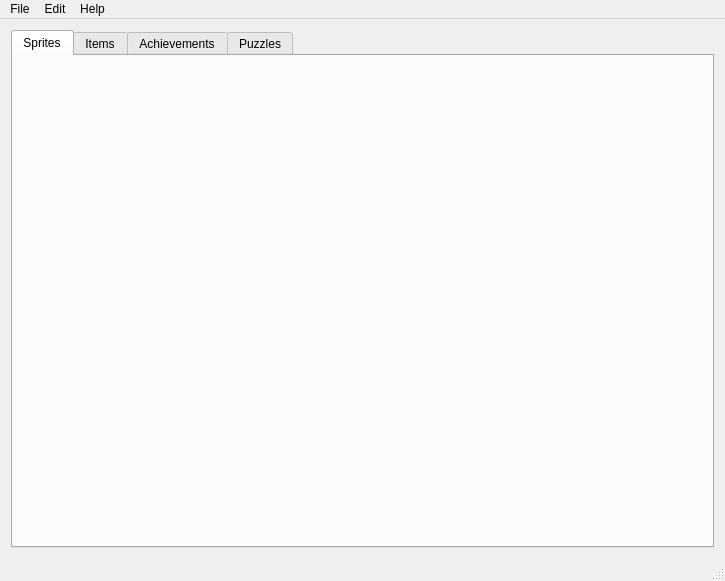
First picture: the form in mainwindow.ui, repository particlequest/BrowserQuest-Editor, before the edit.
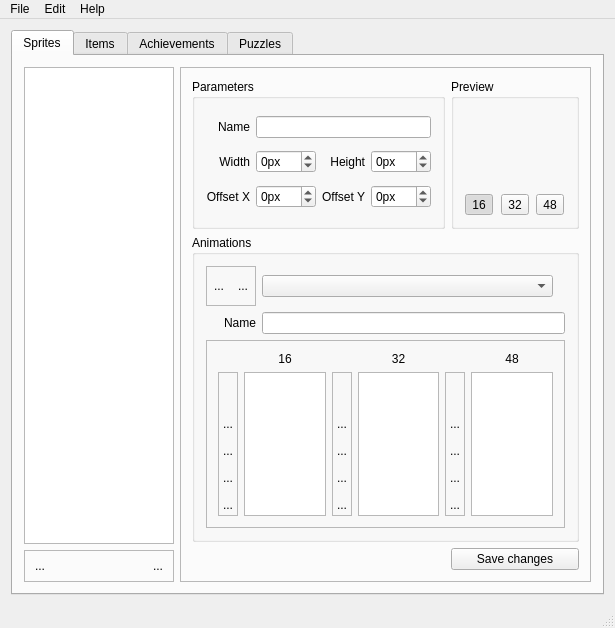
Second picture: the form after the edit. Icons and pictures are not drawn.

Commit message: SpriteTab designed.

Patch:
```diff
--- a/mainwindow.ui
+++ b/mainwindow.ui
@@ -6,8 +6,8 @@
    <rect>
     <x>0</x>
     <y>0</y>
-    <width>725</width>
-    <height>581</height>
+    <width>603</width>
+    <height>628</height>
    </rect>
   </property>
   <property name="windowTitle">
@@ -24,6 +24,884 @@
        <attribute name="title">
         <string>Sprites</string>
        </attribute>
+       <layout class="QGridLayout" name="gridLayout_2">
+        <item row="1" column="0">
+         <widget class="QFrame" name="sprites_sprite_list_tool_buttons_frame">
+          <property name="sizePolicy">
+           <sizepolicy hsizetype="Minimum" vsizetype="Minimum">
+            <horstretch>0</horstretch>
+            <verstretch>0</verstretch>
+           </sizepolicy>
+          </property>
+          <property name="minimumSize">
+           <size>
+            <width>0</width>
+            <height>25</height>
+           </size>
+          </property>
+          <property name="maximumSize">
+           <size>
+            <width>150</width>
+            <height>16777215</height>
+           </size>
+          </property>
+          <property name="frameShape">
+           <enum>QFrame::StyledPanel</enum>
+          </property>
+          <property name="frameShadow">
+           <enum>QFrame::Raised</enum>
+          </property>
+          <layout class="QHBoxLayout" name="horizontalLayout">
+           <property name="leftMargin">
+            <number>0</number>
+           </property>
+           <property name="topMargin">
+            <number>0</number>
+           </property>
+           <property name="rightMargin">
+            <number>0</number>
+           </property>
+           <property name="bottomMargin">
+            <number>0</number>
+           </property>
+           <item>
+            <widget class="QToolButton" name="sprites_add_sprite_button">
+             <property name="minimumSize">
+              <size>
+               <width>30</width>
+               <height>30</height>
+              </size>
+             </property>
+             <property name="text">
+              <string>...</string>
+             </property>
+             <property name="icon">
+              <iconset resource="resources.qrc">
+               <normaloff>:/icons/img/icons/add.png</normaloff>:/icons/img/icons/add.png</iconset>
+             </property>
+             <property name="iconSize">
+              <size>
+               <width>16</width>
+               <height>16</height>
+              </size>
+             </property>
+             <property name="autoRaise">
+              <bool>true</bool>
+             </property>
+            </widget>
+           </item>
+           <item>
+            <spacer name="sprites_tool_buttons_spacer">
+             <property name="orientation">
+              <enum>Qt::Horizontal</enum>
+             </property>
+             <property name="sizeHint" stdset="0">
+              <size>
+               <width>40</width>
+               <height>20</height>
+              </size>
+             </property>
+            </spacer>
+           </item>
+           <item>
+            <widget class="QToolButton" name="sprites_delete_sprite_button">
+             <property name="minimumSize">
+              <size>
+               <width>30</width>
+               <height>30</height>
+              </size>
+             </property>
+             <property name="text">
+              <string>...</string>
+             </property>
+             <property name="icon">
+              <iconset resource="resources.qrc">
+               <normaloff>:/icons/img/icons/remove.png</normaloff>:/icons/img/icons/remove.png</iconset>
+             </property>
+             <property name="autoRaise">
+              <bool>true</bool>
+             </property>
+            </widget>
+           </item>
+          </layout>
+         </widget>
+        </item>
+        <item row="0" column="0">
+         <widget class="QListWidget" name="sprites_list_view">
+          <property name="sizePolicy">
+           <sizepolicy hsizetype="Fixed" vsizetype="Expanding">
+            <horstretch>0</horstretch>
+            <verstretch>0</verstretch>
+           </sizepolicy>
+          </property>
+          <property name="maximumSize">
+           <size>
+            <width>150</width>
+            <height>16777215</height>
+           </size>
+          </property>
+         </widget>
+        </item>
+        <item row="0" column="1" rowspan="2">
+         <widget class="QFrame" name="sprites_form_frame">
+          <property name="sizePolicy">
+           <sizepolicy hsizetype="Expanding" vsizetype="Expanding">
+            <horstretch>0</horstretch>
+            <verstretch>0</verstretch>
+           </sizepolicy>
+          </property>
+          <property name="frameShape">
+           <enum>QFrame::StyledPanel</enum>
+          </property>
+          <property name="frameShadow">
+           <enum>QFrame::Raised</enum>
+          </property>
+          <layout class="QGridLayout" name="gridLayout_3">
+           <item row="0" column="0">
+            <widget class="QGroupBox" name="sprites_parameters_groupBox">
+             <property name="sizePolicy">
+              <sizepolicy hsizetype="Preferred" vsizetype="Preferred">
+               <horstretch>0</horstretch>
+               <verstretch>0</verstretch>
+              </sizepolicy>
+             </property>
+             <property name="title">
+              <string>Parameters</string>
+             </property>
+             <layout class="QGridLayout" name="gridLayout_6">
+              <item row="3" column="0">
+               <widget class="QLabel" name="sprites_offsetx_label">
+                <property name="sizePolicy">
+                 <sizepolicy hsizetype="Preferred" vsizetype="Preferred">
+                  <horstretch>0</horstretch>
+                  <verstretch>0</verstretch>
+                 </sizepolicy>
+                </property>
+                <property name="text">
+                 <string>Offset X</string>
+                </property>
+                <property name="alignment">
+                 <set>Qt::AlignRight|Qt::AlignTrailing|Qt::AlignVCenter</set>
+                </property>
+               </widget>
+              </item>
+              <item row="3" column="1">
+               <widget class="QSpinBox" name="sprites_offsetx_spinbox">
+                <property name="maximumSize">
+                 <size>
+                  <width>60</width>
+                  <height>16777215</height>
+                 </size>
+                </property>
+                <property name="suffix">
+                 <string>px</string>
+                </property>
+                <property name="minimum">
+                 <number>-9999</number>
+                </property>
+                <property name="maximum">
+                 <number>9999</number>
+                </property>
+               </widget>
+              </item>
+              <item row="1" column="1">
+               <widget class="QSpinBox" name="sprites_width_spinBox">
+                <property name="maximumSize">
+                 <size>
+                  <width>60</width>
+                  <height>16777215</height>
+                 </size>
+                </property>
+                <property name="suffix">
+                 <string>px</string>
+                </property>
+                <property name="minimum">
+                 <number>-9999</number>
+                </property>
+                <property name="maximum">
+                 <number>9999</number>
+                </property>
+               </widget>
+              </item>
+              <item row="1" column="2">
+               <widget class="QLabel" name="sprites_height_label">
+                <property name="sizePolicy">
+                 <sizepolicy hsizetype="Preferred" vsizetype="Preferred">
+                  <horstretch>0</horstretch>
+                  <verstretch>0</verstretch>
+                 </sizepolicy>
+                </property>
+                <property name="text">
+                 <string>Height</string>
+                </property>
+                <property name="alignment">
+                 <set>Qt::AlignRight|Qt::AlignTrailing|Qt::AlignVCenter</set>
+                </property>
+               </widget>
+              </item>
+              <item row="1" column="0">
+               <widget class="QLabel" name="sprites_width_label">
+                <property name="sizePolicy">
+                 <sizepolicy hsizetype="Preferred" vsizetype="Preferred">
+                  <horstretch>0</horstretch>
+                  <verstretch>0</verstretch>
+                 </sizepolicy>
+                </property>
+                <property name="text">
+                 <string>Width</string>
+                </property>
+                <property name="alignment">
+                 <set>Qt::AlignRight|Qt::AlignTrailing|Qt::AlignVCenter</set>
+                </property>
+               </widget>
+              </item>
+              <item row="0" column="0">
+               <widget class="QLabel" name="sprites_name_label">
+                <property name="sizePolicy">
+                 <sizepolicy hsizetype="Preferred" vsizetype="Preferred">
+                  <horstretch>0</horstretch>
+                  <verstretch>0</verstretch>
+                 </sizepolicy>
+                </property>
+                <property name="text">
+                 <string>Name</string>
+                </property>
+                <property name="alignment">
+                 <set>Qt::AlignRight|Qt::AlignTrailing|Qt::AlignVCenter</set>
+                </property>
+               </widget>
+              </item>
+              <item row="1" column="3">
+               <widget class="QSpinBox" name="sprites_height_spinBox">
+                <property name="maximumSize">
+                 <size>
+                  <width>60</width>
+                  <height>16777215</height>
+                 </size>
+                </property>
+                <property name="suffix">
+                 <string>px</string>
+                </property>
+                <property name="minimum">
+                 <number>-9999</number>
+                </property>
+                <property name="maximum">
+                 <number>9999</number>
+                </property>
+               </widget>
+              </item>
+              <item row="0" column="1" colspan="3">
+               <widget class="QLineEdit" name="sprites_name_textLine">
+                <property name="minimumSize">
+                 <size>
+                  <width>60</width>
+                  <height>0</height>
+                 </size>
+                </property>
+               </widget>
+              </item>
+              <item row="3" column="2">
+               <widget class="QLabel" name="sprites_offsety_label">
+                <property name="sizePolicy">
+                 <sizepolicy hsizetype="Preferred" vsizetype="Preferred">
+                  <horstretch>0</horstretch>
+                  <verstretch>0</verstretch>
+                 </sizepolicy>
+                </property>
+                <property name="text">
+                 <string>Offset Y</string>
+                </property>
+                <property name="alignment">
+                 <set>Qt::AlignRight|Qt::AlignTrailing|Qt::AlignVCenter</set>
+                </property>
+               </widget>
+              </item>
+              <item row="3" column="3">
+               <widget class="QSpinBox" name="sprites_offsety_spinBox">
+                <property name="maximumSize">
+                 <size>
+                  <width>60</width>
+                  <height>16777215</height>
+                 </size>
+                </property>
+                <property name="suffix">
+                 <string>px</string>
+                </property>
+                <property name="minimum">
+                 <number>-9999</number>
+                </property>
+                <property name="maximum">
+                 <number>9999</number>
+                </property>
+               </widget>
+              </item>
+             </layout>
+            </widget>
+           </item>
+           <item row="1" column="0" colspan="2">
+            <widget class="QGroupBox" name="sprites_animations_groupBox">
+             <property name="sizePolicy">
+              <sizepolicy hsizetype="Preferred" vsizetype="Expanding">
+               <horstretch>0</horstretch>
+               <verstretch>0</verstretch>
+              </sizepolicy>
+             </property>
+             <property name="title">
+              <string>Animations</string>
+             </property>
+             <layout class="QGridLayout" name="gridLayout_5">
+              <item row="1" column="1" colspan="3">
+               <widget class="QLineEdit" name="sprites_animation_name_lineEdit"/>
+              </item>
+              <item row="1" column="0">
+               <widget class="QLabel" name="sprites_animation_name_label">
+                <property name="text">
+                 <string>Name</string>
+                </property>
+                <property name="alignment">
+                 <set>Qt::AlignRight|Qt::AlignTrailing|Qt::AlignVCenter</set>
+                </property>
+               </widget>
+              </item>
+              <item row="2" column="0" colspan="4">
+               <widget class="QFrame" name="sprites_animation_images_frame">
+                <property name="frameShape">
+                 <enum>QFrame::StyledPanel</enum>
+                </property>
+                <property name="frameShadow">
+                 <enum>QFrame::Raised</enum>
+                </property>
+                <layout class="QGridLayout" name="gridLayout_7">
+                 <item row="0" column="3">
+                  <widget class="QLabel" name="sprites_animation_images_32_label">
+                   <property name="text">
+                    <string>32</string>
+                   </property>
+                   <property name="alignment">
+                    <set>Qt::AlignCenter</set>
+                   </property>
+                  </widget>
+                 </item>
+                 <item row="1" column="1">
+                  <widget class="QListWidget" name="sprites_animation_images_16_listView"/>
+                 </item>
+                 <item row="0" column="1">
+                  <widget class="QLabel" name="sprites_animation_images_16_label">
+                   <property name="text">
+                    <string>16</string>
+                   </property>
+                   <property name="alignment">
+                    <set>Qt::AlignCenter</set>
+                   </property>
+                  </widget>
+                 </item>
+                 <item row="1" column="3">
+                  <widget class="QListWidget" name="sprites_animation_images_32_listView"/>
+                 </item>
+                 <item row="0" column="5">
+                  <widget class="QLabel" name="sprites_animation_images_48_label">
+                   <property name="text">
+                    <string>48</string>
+                   </property>
+                   <property name="alignment">
+                    <set>Qt::AlignCenter</set>
+                   </property>
+                  </widget>
+                 </item>
+                 <item row="1" column="5">
+                  <widget class="QListWidget" name="sprites_animation_images_48_listView"/>
+                 </item>
+                 <item row="1" column="0">
+                  <widget class="QFrame" name="sprites_animation_images_16_controls_frame">
+                   <property name="minimumSize">
+                    <size>
+                     <width>20</width>
+                     <height>0</height>
+                    </size>
+                   </property>
+                   <property name="frameShape">
+                    <enum>QFrame::StyledPanel</enum>
+                   </property>
+                   <property name="frameShadow">
+                    <enum>QFrame::Raised</enum>
+                   </property>
+                   <layout class="QVBoxLayout" name="verticalLayout">
+                    <property name="spacing">
+                     <number>6</number>
+                    </property>
+                    <property name="leftMargin">
+                     <number>0</number>
+                    </property>
+                    <property name="topMargin">
+                     <number>0</number>
+                    </property>
+                    <property name="rightMargin">
+                     <number>0</number>
+                    </property>
+                    <property name="bottomMargin">
+                     <number>0</number>
+                    </property>
+                    <item>
+                     <spacer name="sprites_animation_images_16_controls_spacer">
+                      <property name="orientation">
+                       <enum>Qt::Vertical</enum>
+                      </property>
+                      <property name="sizeHint" stdset="0">
+                       <size>
+                        <width>20</width>
+                        <height>40</height>
+                       </size>
+                      </property>
+                     </spacer>
+                    </item>
+                    <item>
+                     <widget class="QToolButton" name="sprites_animation_images_16_up_button">
+                      <property name="text">
+                       <string>...</string>
+                      </property>
+                      <property name="icon">
+                       <iconset resource="resources.qrc">
+                        <normaloff>:/icons/img/icons/up.png</normaloff>:/icons/img/icons/up.png</iconset>
+                      </property>
+                      <property name="autoRaise">
+                       <bool>true</bool>
+                      </property>
+                     </widget>
+                    </item>
+                    <item>
+                     <widget class="QToolButton" name="sprites_animation_images_16_down_button">
+                      <property name="text">
+                       <string>...</string>
+                      </property>
+                      <property name="icon">
+                       <iconset resource="resources.qrc">
+                        <normaloff>:/icons/img/icons/down.png</normaloff>:/icons/img/icons/down.png</iconset>
+                      </property>
+                      <property name="autoRaise">
+                       <bool>true</bool>
+                      </property>
+                     </widget>
+                    </item>
+                    <item>
+                     <widget class="QToolButton" name="sprites_animation_images_16_open_button">
+                      <property name="text">
+                       <string>...</string>
+                      </property>
+                      <property name="icon">
+                       <iconset resource="resources.qrc">
+                        <normaloff>:/icons/img/icons/open-folder.png</normaloff>:/icons/img/icons/open-folder.png</iconset>
+                      </property>
+                      <property name="autoRaise">
+                       <bool>true</bool>
+                      </property>
+                     </widget>
+                    </item>
+                    <item>
+                     <widget class="QToolButton" name="sprites_animation_images_16_remove_button">
+                      <property name="text">
+                       <string>...</string>
+                      </property>
+                      <property name="icon">
+                       <iconset resource="resources.qrc">
+                        <normaloff>:/icons/img/icons/remove.png</normaloff>:/icons/img/icons/remove.png</iconset>
+                      </property>
+                      <property name="autoRaise">
+                       <bool>true</bool>
+                      </property>
+                     </widget>
+                    </item>
+                   </layout>
+                  </widget>
+                 </item>
+                 <item row="1" column="2">
+                  <widget class="QFrame" name="sprites_animation_images_16_controls_frame_2">
+                   <property name="minimumSize">
+                    <size>
+                     <width>20</width>
+                     <height>0</height>
+                    </size>
+                   </property>
+                   <property name="frameShape">
+                    <enum>QFrame::StyledPanel</enum>
+                   </property>
+                   <property name="frameShadow">
+                    <enum>QFrame::Raised</enum>
+                   </property>
+                   <layout class="QVBoxLayout" name="verticalLayout_2">
+                    <property name="spacing">
+                     <number>6</number>
+                    </property>
+                    <property name="leftMargin">
+                     <number>0</number>
+                    </property>
+                    <property name="topMargin">
+                     <number>0</number>
+                    </property>
+                    <property name="rightMargin">
+                     <number>0</number>
+                    </property>
+                    <property name="bottomMargin">
+                     <number>0</number>
+                    </property>
+                    <item>
+                     <spacer name="sprites_animation_images_32_controls_spacer">
+                      <property name="orientation">
+                       <enum>Qt::Vertical</enum>
+                      </property>
+                      <property name="sizeHint" stdset="0">
+                       <size>
+                        <width>20</width>
+                        <height>40</height>
+                       </size>
+                      </property>
+                     </spacer>
+                    </item>
+                    <item>
+                     <widget class="QToolButton" name="sprites_animation_images_32_up_button">
+                      <property name="text">
+                       <string>...</string>
+                      </property>
+                      <property name="icon">
+                       <iconset resource="resources.qrc">
+                        <normaloff>:/icons/img/icons/up.png</normaloff>:/icons/img/icons/up.png</iconset>
+                      </property>
+                      <property name="autoRaise">
+                       <bool>true</bool>
+                      </property>
+                     </widget>
+                    </item>
+                    <item>
+                     <widget class="QToolButton" name="sprites_animation_images_32_down_button">
+                      <property name="text">
+                       <string>...</string>
+                      </property>
+                      <property name="icon">
+                       <iconset resource="resources.qrc">
+                        <normaloff>:/icons/img/icons/down.png</normaloff>:/icons/img/icons/down.png</iconset>
+                      </property>
+                      <property name="autoRaise">
+                       <bool>true</bool>
+                      </property>
+                     </widget>
+                    </item>
+                    <item>
+                     <widget class="QToolButton" name="sprites_animation_images_32_open_button">
+                      <property name="text">
+                       <string>...</string>
+                      </property>
+                      <property name="icon">
+                       <iconset resource="resources.qrc">
+                        <normaloff>:/icons/img/icons/open-folder.png</normaloff>:/icons/img/icons/open-folder.png</iconset>
+                      </property>
+                      <property name="autoRaise">
+                       <bool>true</bool>
+                      </property>
+                     </widget>
+                    </item>
+                    <item>
+                     <widget class="QToolButton" name="sprites_animation_images_32_remove_button">
+                      <property name="text">
+                       <string>...</string>
+                      </property>
+                      <property name="icon">
+                       <iconset resource="resources.qrc">
+                        <normaloff>:/icons/img/icons/remove.png</normaloff>:/icons/img/icons/remove.png</iconset>
+                      </property>
+                      <property name="autoRaise">
+                       <bool>true</bool>
+                      </property>
+                     </widget>
+                    </item>
+                   </layout>
+                  </widget>
+                 </item>
+                 <item row="1" column="4">
+                  <widget class="QFrame" name="sprites_animation_images_16_controls_frame_3">
+                   <property name="minimumSize">
+                    <size>
+                     <width>20</width>
+                     <height>0</height>
+                    </size>
+                   </property>
+                   <property name="frameShape">
+                    <enum>QFrame::StyledPanel</enum>
+                   </property>
+                   <property name="frameShadow">
+                    <enum>QFrame::Raised</enum>
+                   </property>
+                   <layout class="QVBoxLayout" name="verticalLayout_3">
+                    <property name="spacing">
+                     <number>6</number>
+                    </property>
+                    <property name="leftMargin">
+                     <number>0</number>
+                    </property>
+                    <property name="topMargin">
+                     <number>0</number>
+                    </property>
+                    <property name="rightMargin">
+                     <number>0</number>
+                    </property>
+                    <property name="bottomMargin">
+                     <number>0</number>
+                    </property>
+                    <item>
+                     <spacer name="sprites_animation_images_48_controls_spacer">
+                      <property name="orientation">
+                       <enum>Qt::Vertical</enum>
+                      </property>
+                      <property name="sizeHint" stdset="0">
+                       <size>
+                        <width>20</width>
+                        <height>40</height>
+                       </size>
+                      </property>
+                     </spacer>
+                    </item>
+                    <item>
+                     <widget class="QToolButton" name="sprites_animation_images_48_up_button">
+                      <property name="text">
+                       <string>...</string>
+                      </property>
+                      <property name="icon">
+                       <iconset resource="resources.qrc">
+                        <normaloff>:/icons/img/icons/up.png</normaloff>:/icons/img/icons/up.png</iconset>
+                      </property>
+                      <property name="autoRaise">
+                       <bool>true</bool>
+                      </property>
+                     </widget>
+                    </item>
+                    <item>
+                     <widget class="QToolButton" name="sprites_animation_images_48_down_button">
+                      <property name="text">
+                       <string>...</string>
+                      </property>
+                      <property name="icon">
+                       <iconset resource="resources.qrc">
+                        <normaloff>:/icons/img/icons/down.png</normaloff>:/icons/img/icons/down.png</iconset>
+                      </property>
+                      <property name="autoRaise">
+                       <bool>true</bool>
+                      </property>
+                     </widget>
+                    </item>
+                    <item>
+                     <widget class="QToolButton" name="sprites_animation_images_48_open_button">
+                      <property name="text">
+                       <string>...</string>
+                      </property>
+                      <property name="icon">
+                       <iconset resource="resources.qrc">
+                        <normaloff>:/icons/img/icons/open-folder.png</normaloff>:/icons/img/icons/open-folder.png</iconset>
+                      </property>
+                      <property name="autoRaise">
+                       <bool>true</bool>
+                      </property>
+                     </widget>
+                    </item>
+                    <item>
+                     <widget class="QToolButton" name="sprites_animation_images_48_remove_button">
+                      <property name="text">
+                       <string>...</string>
+                      </property>
+                      <property name="icon">
+                       <iconset resource="resources.qrc">
+                        <normaloff>:/icons/img/icons/remove.png</normaloff>:/icons/img/icons/remove.png</iconset>
+                      </property>
+                      <property name="autoRaise">
+                       <bool>true</bool>
+                      </property>
+                     </widget>
+                    </item>
+                   </layout>
+                  </widget>
+                 </item>
+                </layout>
+               </widget>
+              </item>
+              <item row="0" column="0">
+               <widget class="QFrame" name="sprites_animation_buttons_frame">
+                <property name="sizePolicy">
+                 <sizepolicy hsizetype="Preferred" vsizetype="Fixed">
+                  <horstretch>0</horstretch>
+                  <verstretch>0</verstretch>
+                 </sizepolicy>
+                </property>
+                <property name="minimumSize">
+                 <size>
+                  <width>0</width>
+                  <height>40</height>
+                 </size>
+                </property>
+                <property name="frameShape">
+                 <enum>QFrame::StyledPanel</enum>
+                </property>
+                <property name="frameShadow">
+                 <enum>QFrame::Raised</enum>
+                </property>
+                <layout class="QHBoxLayout" name="horizontalLayout_2">
+                 <property name="spacing">
+                  <number>0</number>
+                 </property>
+                 <property name="leftMargin">
+                  <number>0</number>
+                 </property>
+                 <property name="topMargin">
+                  <number>0</number>
+                 </property>
+                 <property name="rightMargin">
+                  <number>0</number>
+                 </property>
+                 <property name="bottomMargin">
+                  <number>0</number>
+                 </property>
+                 <item>
+                  <widget class="QToolButton" name="sprites_animation_add_button">
+                   <property name="text">
+                    <string>...</string>
+                   </property>
+                   <property name="icon">
+                    <iconset resource="resources.qrc">
+                     <normaloff>:/icons/img/icons/add.png</normaloff>:/icons/img/icons/add.png</iconset>
+                   </property>
+                   <property name="autoRaise">
+                    <bool>true</bool>
+                   </property>
+                  </widget>
+                 </item>
+                 <item>
+                  <widget class="QToolButton" name="sprites_animation_remove_button">
+                   <property name="text">
+                    <string>...</string>
+                   </property>
+                   <property name="icon">
+                    <iconset resource="resources.qrc">
+                     <normaloff>:/icons/img/icons/remove.png</normaloff>:/icons/img/icons/remove.png</iconset>
+                   </property>
+                   <property name="autoRaise">
+                    <bool>true</bool>
+                   </property>
+                  </widget>
+                 </item>
+                </layout>
+               </widget>
+              </item>
+              <item row="0" column="1">
+               <widget class="QComboBox" name="sprites_animation_comboBox">
+                <property name="sizePolicy">
+                 <sizepolicy hsizetype="Expanding" vsizetype="Fixed">
+                  <horstretch>0</horstretch>
+                  <verstretch>0</verstretch>
+                 </sizepolicy>
+                </property>
+                <property name="minimumSize">
+                 <size>
+                  <width>0</width>
+                  <height>0</height>
+                 </size>
+                </property>
+               </widget>
+              </item>
+             </layout>
+            </widget>
+           </item>
+           <item row="0" column="1">
+            <widget class="QGroupBox" name="preview_groupBox">
+             <property name="sizePolicy">
+              <sizepolicy hsizetype="Fixed" vsizetype="Fixed">
+               <horstretch>0</horstretch>
+               <verstretch>0</verstretch>
+              </sizepolicy>
+             </property>
+             <property name="minimumSize">
+              <size>
+               <width>128</width>
+               <height>150</height>
+              </size>
+             </property>
+             <property name="maximumSize">
+              <size>
+               <width>128</width>
+               <height>200</height>
+              </size>
+             </property>
+             <property name="title">
+              <string>Preview</string>
+             </property>
+             <layout class="QGridLayout" name="gridLayout_4">
+              <item row="1" column="1">
+               <widget class="QToolButton" name="sprites_32x32_button">
+                <property name="text">
+                 <string>32</string>
+                </property>
+                <property name="checkable">
+                 <bool>true</bool>
+                </property>
+                <property name="autoExclusive">
+                 <bool>true</bool>
+                </property>
+               </widget>
+              </item>
+              <item row="1" column="0">
+               <widget class="QToolButton" name="sprites_16x16_button">
+                <property name="text">
+                 <string>16</string>
+                </property>
+                <property name="checkable">
+                 <bool>true</bool>
+                </property>
+                <property name="checked">
+                 <bool>true</bool>
+                </property>
+                <property name="autoExclusive">
+                 <bool>true</bool>
+                </property>
+               </widget>
+              </item>
+              <item row="1" column="2">
+               <widget class="QToolButton" name="sprites_48x48_button">
+                <property name="text">
+                 <string>48</string>
+                </property>
+                <property name="checkable">
+                 <bool>true</bool>
+                </property>
+                <property name="autoExclusive">
+                 <bool>true</bool>
+                </property>
+               </widget>
+              </item>
+              <item row="0" column="0" colspan="3">
+               <widget class="QWidget" name="sprites_preview_widget" native="true">
+                <property name="sizePolicy">
+                 <sizepolicy hsizetype="Fixed" vsizetype="Fixed">
+                  <horstretch>0</horstretch>
+                  <verstretch>0</verstretch>
+                 </sizepolicy>
+                </property>
+                <property name="minimumSize">
+                 <size>
+                  <width>100</width>
+                  <height>100</height>
+                 </size>
+                </property>
+               </widget>
+              </item>
+             </layout>
+            </widget>
+           </item>
+           <item row="2" column="1">
+            <widget class="QPushButton" name="sprites_save_changes_button">
+             <property name="text">
+              <string>Save changes</string>
+             </property>
+            </widget>
+           </item>
+          </layout>
+         </widget>
+        </item>
+       </layout>
       </widget>
       <widget class="QWidget" name="items_tab">
        <attribute name="title">
@@ -49,7 +927,7 @@
     <rect>
      <x>0</x>
      <y>0</y>
-     <width>725</width>
+     <width>603</width>
      <height>21</height>
     </rect>
    </property>
```
Left out of the diff: 9 changed lines with no effect on the pictures. The commit also changes 8 other files.
